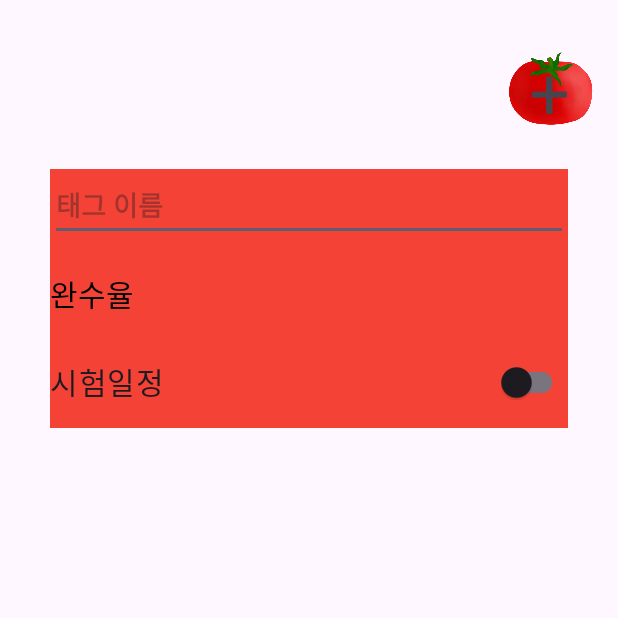
After one commit to stonehenjii/GURU2_3, an Android app: the TagActivity screen opened directly, with no data from a screen before it, on a phone screen of 412 x 824 dp, the top half of it. The commit adds this screen. Run offline under Robolectric (Android 15) with nearby library versions, the phone set to English and light mode, and no system bars.

Commit message:
시작화면, 로그인 및 회원가입, 태그 추가 및 태그 확인

```diff
--- a/app/build.gradle.kts
+++ b/app/build.gradle.kts
@@ -36,7 +36,6 @@ android {
 }
 
 dependencies {
-
     implementation(libs.androidx.core.ktx)
     implementation(libs.androidx.appcompat)
     implementation(libs.material)
@@ -45,4 +44,7 @@ dependencies {
     testImplementation(libs.junit)
     androidTestImplementation(libs.androidx.junit)
     androidTestImplementation(libs.androidx.espresso.core)
+    implementation(libs.retrofit.core)
+    implementation(libs.okhttp.core)
+    implementation(libs.bundles.retrofit.serialization)
 }
--- /dev/null
+++ b/app/src/main/java/com/example/guru2_3/TagActivity.kt
@@ -0,0 +1,184 @@
+package com.example.guru2_3
+
+import android.os.Bundle
+import androidx.activity.enableEdgeToEdge
+import androidx.appcompat.app.AppCompatActivity
+import androidx.core.view.ViewCompat
+import androidx.core.view.WindowInsetsCompat
+import android.content.Intent
+import android.widget.ImageView
+import android.widget.TextView
+import android.widget.Toast
+import android.widget.LinearLayout
+import android.widget.EditText
+import android.widget.ScrollView
+import androidx.appcompat.widget.SwitchCompat
+import androidx.constraintlayout.widget.ConstraintLayout
+import android.graphics.Color
+import androidx.core.graphics.toColorInt
+
+class TagActivity : AppCompatActivity() {
+    private lateinit var scrollContainer: LinearLayout
+    private lateinit var tagaddicon: ImageView
+    private lateinit var tagaddText: TextView
+
+    override fun onCreate(savedInstanceState: Bundle?) {
+        super.onCreate(savedInstanceState)
+        enableEdgeToEdge()
+        setContentView(R.layout.activity_tag)
+
+        ViewCompat.setOnApplyWindowInsetsListener(findViewById(R.id.main)) { v, insets ->
+            val systemBars = insets.getInsets(WindowInsetsCompat.Type.systemBars())
+            v.setPadding(systemBars.left, systemBars.top, systemBars.right, systemBars.bottom)
+            insets
+        }
+
+        // 뷰 초기화
+        val mainLayout = findViewById<ConstraintLayout>(R.id.main)
+        tagaddicon = findViewById(R.id.tagaddicon)
+        tagaddText = findViewById(R.id.tagaddText)
+
+        // 스크롤 가능한 컨테이너 생성
+        val scrollView = ScrollView(this)
+        scrollContainer = LinearLayout(this)
+        scrollContainer.orientation = LinearLayout.VERTICAL
+        scrollContainer.setPadding(50, 0, 50, 50) // 좌우 50dp 패딩, 하단 50dp 패딩
+
+        scrollView.addView(scrollContainer)
+
+        // ScrollView를 ConstraintLayout에 추가
+        val scrollParams = ConstraintLayout.LayoutParams(
+            ConstraintLayout.LayoutParams.MATCH_PARENT,
+            0 // height를 0으로 하고 constraint로 조절
+        )
+
+        // 토마토 아이콘 아래부터 시작하도록 설정
+        scrollParams.topToBottom = R.id.tagaddicon // 토마토 아이콘 아래에서 시작
+        scrollParams.bottomToBottom = ConstraintLayout.LayoutParams.PARENT_ID
+        scrollParams.startToStart = ConstraintLayout.LayoutParams.PARENT_ID
+        scrollParams.endToEnd = ConstraintLayout.LayoutParams.PARENT_ID
+        scrollParams.setMargins(0, (20 * resources.displayMetrics.density).toInt(), 0, 0) // 토마토 아이콘과 20dp 간격
+
+        scrollView.layoutParams = scrollParams
+        scrollView.id = android.view.View.generateViewId()
+
+        mainLayout.addView(scrollView)
+
+        // 기존 태그를 새 컨테이너로 이동
+        moveExistingTagToScrollContainer()
+
+        // 기존 태그의 Switch 클릭 리스너 설정
+        val existingSwitch = findViewById<SwitchCompat>(R.id.createTagDateSwitch)
+        existingSwitch?.setOnClickListener {
+            performTagInfo()
+        }
+
+        // 토마토 아이콘 클릭 리스너
+        tagaddicon.setOnClickListener {
+            addNewTag()
+        }
+
+        // + 텍스트 클릭 리스너
+        tagaddText.setOnClickListener {
+            addNewTag()
+        }
+    }
+
+    private fun moveExistingTagToScrollContainer() {
+        // 기존 tagContainer를 찾아서 내용 복사
+        val originalTagContainer = findViewById<LinearLayout>(R.id.tagContainer)
+        originalTagContainer?.let { original ->
+            // 기존 태그의 내용을 가져와서 새 태그 생성
+            val nameEditText = original.findViewById<EditText>(R.id.createTagNameEditText)
+            //val existingSwitch = original.findViewById<SwitchCompat>(R.id.createTagDateSwitch)
+
+            val tagName = nameEditText?.hint?.toString() ?: "태그 이름"
+
+            // 기존 태그와 동일한 새 태그 생성
+            val firstTag = createTagView(tagName, isFirst = true)
+            scrollContainer.addView(firstTag)
+
+            // 기존 태그 완전히 제거
+            original.visibility = android.view.View.GONE
+        }
+    }
+
+    private fun addNewTag() {
+        val newTag = createTagView("태그 이름", isFirst = false)
+        scrollContainer.addView(newTag)
+
+        Toast.makeText(this, "새 태그가 추가되었습니다!", Toast.LENGTH_SHORT).show()
+    }
+
+    private fun createTagView(tagName: String, isFirst: Boolean): LinearLayout {
+        val dpToPx = resources.displayMetrics.density
+
+        // 태그 컨테이너 생성
+        val tagContainer = LinearLayout(this)
+        tagContainer.orientation = LinearLayout.VERTICAL
+        tagContainer.setBackgroundColor("#F44336".toColorInt())
+
+        // 레이아웃 파라미터 설정
+        val layoutParams = LinearLayout.LayoutParams(
+            LinearLayout.LayoutParams.MATCH_PARENT, // 가로는 match_parent로 설정
+            (173 * dpToPx).toInt() // 세로는 173dp
+        )
+
+        // 첫 번째 태그가 아니면 위쪽 마진 추가
+        if (!isFirst) {
+            layoutParams.topMargin = (20 * dpToPx).toInt()
+        }
+
+        tagContainer.layoutParams = layoutParams
+        tagContainer.id = android.view.View.generateViewId()
+
+        // 1. EditText 추가 (태그 이름)
+        val nameEditText = EditText(this)
+        nameEditText.hint = tagName
+        nameEditText.setTypeface(null, android.graphics.Typeface.BOLD)
+        nameEditText.layoutParams = LinearLayout.LayoutParams(
+            LinearLayout.LayoutParams.MATCH_PARENT,
+            LinearLayout.LayoutParams.WRAP_CONTENT
+        )
+
+        // 2. TextView 추가 (완수율)
+        val finishRateText = TextView(this)
+        finishRateText.text = "완수율"
+        finishRateText.setTextColor(Color.BLACK)
+        finishRateText.textSize = 20f
+        val finishRateParams = LinearLayout.LayoutParams(
+            LinearLayout.LayoutParams.MATCH_PARENT,
+            LinearLayout.LayoutParams.WRAP_CONTENT
+        )
+        finishRateParams.topMargin = (20 * dpToPx).toInt()
+        finishRateText.layoutParams = finishRateParams
+
+        // 3. SwitchCompat 추가 (시험일정)
+        val dateSwitch = SwitchCompat(this)
+        dateSwitch.text = "시험일정"
+        dateSwitch.textSize = 20f
+        val switchParams = LinearLayout.LayoutParams(
+            LinearLayout.LayoutParams.MATCH_PARENT,
+            LinearLayout.LayoutParams.WRAP_CONTENT
+        )
+        switchParams.topMargin = (20 * dpToPx).toInt()
+        dateSwitch.layoutParams = switchParams
+
+        // Switch 클릭 리스너 설정
+        dateSwitch.setOnClickListener {
+            performTagInfo()
+        }
+
+        // 모든 뷰를 컨테이너에 추가
+        tagContainer.addView(nameEditText)
+        tagContainer.addView(finishRateText)
+        tagContainer.addView(dateSwitch)
+
+        return tagContainer
+    }
+
+    private fun performTagInfo() {
+        val intent = Intent(this, TagInfoActivity::class.java)
+        startActivity(intent)
+    }
+}
--- /dev/null
+++ b/app/src/main/res/layout/activity_tag.xml
@@ -0,0 +1,72 @@
+<?xml version="1.0" encoding="utf-8"?>
+<androidx.constraintlayout.widget.ConstraintLayout xmlns:android="http://schemas.android.com/apk/res/android"
+    xmlns:app="http://schemas.android.com/apk/res-auto"
+    xmlns:tools="http://schemas.android.com/tools"
+    android:id="@+id/main"
+    android:layout_width="match_parent"
+    android:layout_height="match_parent"
+    tools:context=".TagActivity">
+
+    <ImageView
+        android:id="@+id/tagaddicon"
+        android:layout_width="58dp"
+        android:layout_height="59dp"
+        android:layout_marginTop="33dp"
+        android:layout_marginEnd="16dp"
+        app:layout_constraintEnd_toEndOf="parent"
+        app:layout_constraintTop_toTopOf="parent"
+        app:srcCompat="@drawable/tomato3" />
+
+    <TextView
+        android:id="@+id/tagaddText"
+        android:layout_width="wrap_content"
+        android:layout_height="wrap_content"
+        android:layout_marginTop="28dp"
+        android:layout_marginEnd="16dp"
+        android:text="+"
+        android:textSize="48sp"
+        app:layout_constraintEnd_toEndOf="@+id/tagaddicon"
+        app:layout_constraintTop_toTopOf="parent" />
+
+    <LinearLayout
+        android:id="@+id/tagContainer"
+        android:layout_width="278dp"
+        android:layout_height="173dp"
+        android:layout_marginStart="50dp"
+        android:layout_marginTop="120dp"
+        android:layout_marginEnd="50dp"
+        android:background="#F44336"
+        android:orientation="vertical"
+        app:layout_constraintEnd_toEndOf="parent"
+        app:layout_constraintStart_toStartOf="parent"
+        app:layout_constraintTop_toTopOf="parent">
+
+        <EditText
+            android:id="@+id/createTagNameEditText"
+            android:layout_width="match_parent"
+            android:layout_height="wrap_content"
+            android:ems="10"
+            android:hint="태그 이름"
+            android:inputType="text"
+            android:textStyle="bold" />
+
+        <TextView
+            android:id="@+id/createTagFinishRate"
+            android:layout_width="match_parent"
+            android:layout_height="wrap_content"
+            android:layout_marginTop="20dp"
+            android:text="완수율"
+            android:textColor="#000000"
+            android:textSize="20sp" />
+
+        <androidx.appcompat.widget.SwitchCompat
+            android:id="@+id/createTagDateSwitch"
+            android:layout_width="match_parent"
+            android:layout_height="wrap_content"
+            android:layout_marginTop="20dp"
+            android:gravity="center_horizontal|left"
+            android:text="시험일정"
+            android:textSize="20sp" />
+    </LinearLayout>
+
+</androidx.constraintlayout.widget.ConstraintLayout>
--- a/app/src/main/res/values/colors.xml
+++ b/app/src/main/res/values/colors.xml
@@ -2,4 +2,6 @@
 <resources>
     <color name="black">#FF000000</color>
     <color name="white">#FFFFFFFF</color>
+    <color name="red">#FF0202</color>
+
 </resources>
```
Also changed, not shown: app/src/main/AndroidManifest.xml (+13 -1 lines), app/src/main/java/com/example/guru2_3/LoginActivity.kt (added, +125 -0 lines), app/src/main/java/com/example/guru2_3/MainActivity.kt (deleted, +0 -36 lines), app/src/main/java/com/example/guru2_3/TagInfoActivity.kt (added, +20 -0 lines), app/src/main/java/com/example/guru2_3/network/LoginApiService.kt (added, +9 -0 lines), app/src/main/java/com/example/guru2_3/network/LoginInfo.kt (added, +25 -0 lines), app/src/main/res/layout/activity_main.xml (deleted, +0 -19 lines), app/src/main/res/layout/activity_tag_info.xml (added, +81 -0 lines), app/src/main/res/layout/item_tag.xml (added, +33 -0 lines), gradle/libs.versions.toml (+14 -0 lines), app/src/main/res/drawable/tomato1.png (renamed from app/src/main/res/drawable/3.png), app/src/main/res/drawable/tomato2.png (renamed from app/src/main/res/drawable/2.png), app/src/main/res/drawable/tomato3.png (renamed from app/src/main/res/drawable/1.png).
